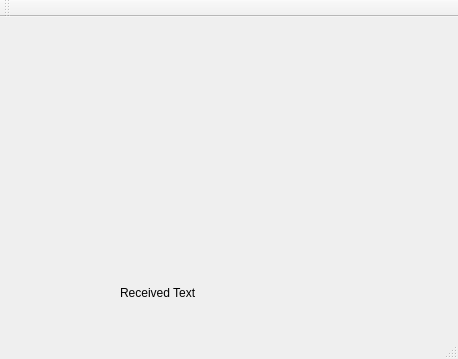
Before: the Qt Designer form serverGUI/mainwindow.ui in maksimlepel/TCPqt, drawn with Qt 5.
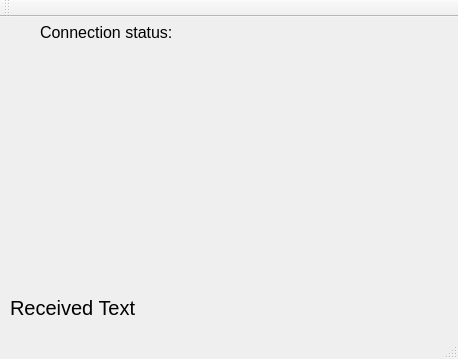
After: the same form once the commit is applied.

Patch:
```diff
--- a/serverGUI/mainwindow.ui
+++ b/serverGUI/mainwindow.ui
@@ -17,10 +17,10 @@
    <widget class="QLabel" name="label">
     <property name="geometry">
      <rect>
-      <x>60</x>
-      <y>10</y>
-      <width>261</width>
-      <height>211</height>
+      <x>40</x>
+      <y>40</y>
+      <width>371</width>
+      <height>231</height>
      </rect>
     </property>
     <property name="text">
@@ -30,16 +30,39 @@
    <widget class="QLabel" name="label_2">
     <property name="geometry">
      <rect>
-      <x>120</x>
-      <y>260</y>
-      <width>101</width>
-      <height>31</height>
+      <x>10</x>
+      <y>270</y>
+      <width>201</width>
+      <height>41</height>
      </rect>
     </property>
+    <property name="font">
+     <font>
+      <pointsize>15</pointsize>
+     </font>
+    </property>
     <property name="text">
      <string>Received Text</string>
     </property>
    </widget>
+   <widget class="QLabel" name="label_3">
+    <property name="geometry">
+     <rect>
+      <x>40</x>
+      <y>0</y>
+      <width>381</width>
+      <height>31</height>
+     </rect>
+    </property>
+    <property name="font">
+     <font>
+      <pointsize>12</pointsize>
+     </font>
+    </property>
+    <property name="text">
+     <string>Connection status:</string>
+    </property>
+   </widget>
   </widget>
   <widget class="QMenuBar" name="menuBar">
    <property name="geometry">
```
Left out of the diff: 2 changed lines with no effect on the pictures.
